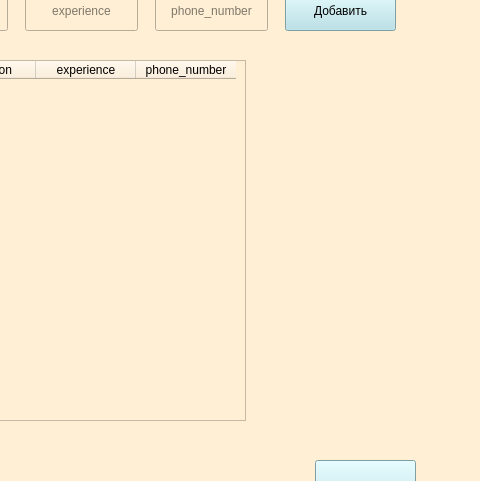
Before: the Qt Designer form AddPilot.ui in VladGoncharov0201/airport, drawn with Qt 5; both pictures show x 575 to 1055 and y 170 to 651 of the 1055 by 745 pixel window.
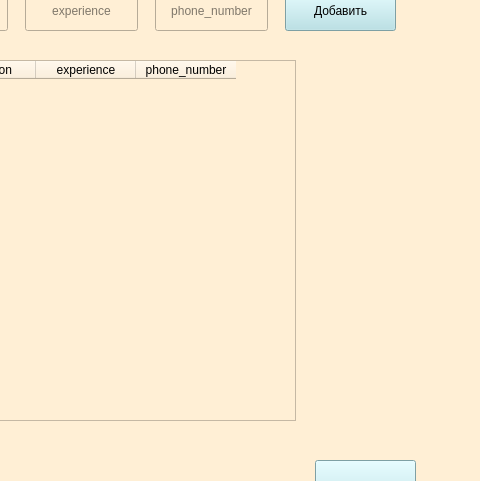
After: the same form once the commit is applied.

The edit to the form file:
```diff
--- a/AddPilot.ui
+++ b/AddPilot.ui
@@ -178,7 +178,7 @@
      <rect>
       <x>210</x>
       <y>230</y>
-      <width>611</width>
+      <width>661</width>
       <height>361</height>
      </rect>
     </property>
```
